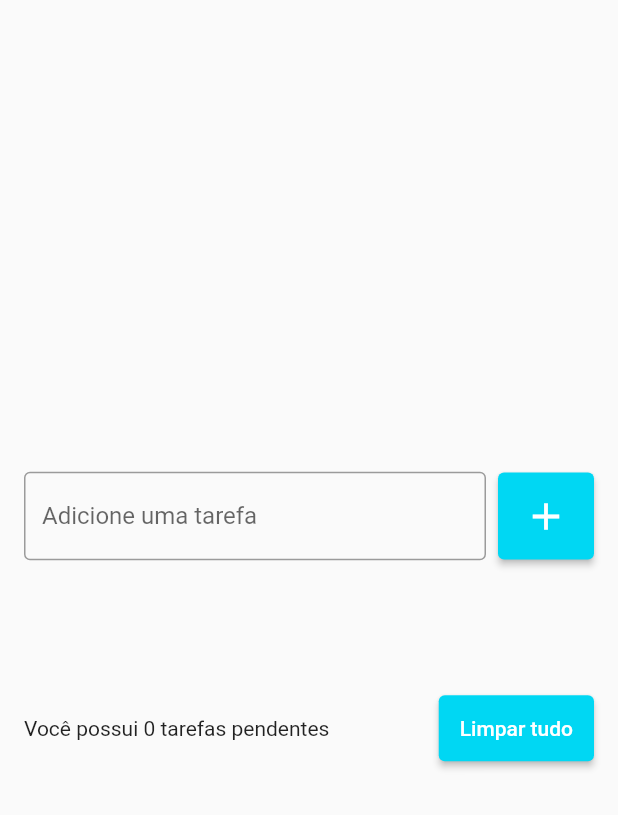
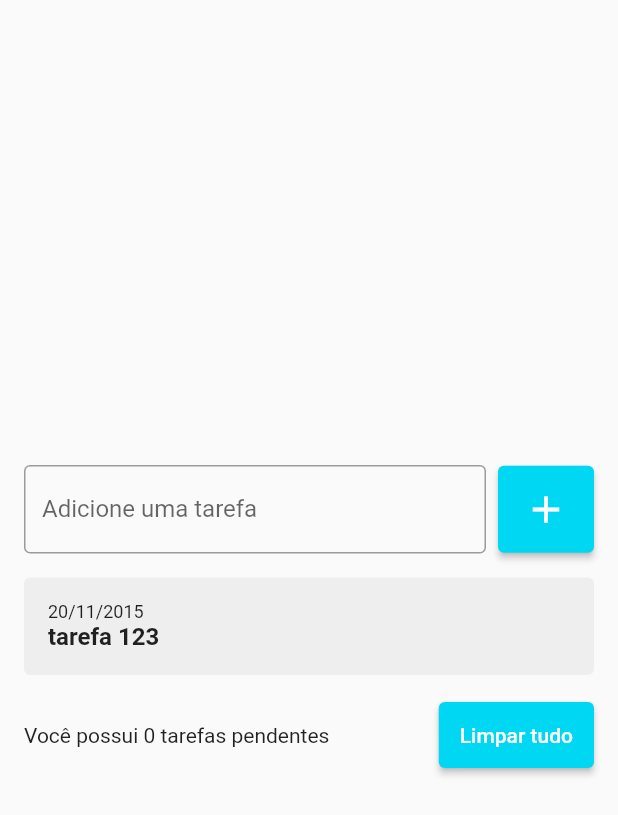
Before and after one commit to malufreirejau/todolistflutter, a Flutter app: the screen it shows after launch, after a tap on the "add" icon, on a phone screen of 412 x 824 dp. Shown: the top 815 px of the screen. Run offline on Flutter 3.47's test engine with Material 2 defaults, Android fonts, the phone set to English and light mode, and no system bars.

Commit message:
creating itens

```diff
--- a/lib/pages/todo_list_page.dart
+++ b/lib/pages/todo_list_page.dart
@@ -1,4 +1,6 @@
 import 'package:flutter/material.dart';
+
+import '../widgets/todo_list_item.dart';
 
 class TodoListPage extends StatefulWidget {
   TodoListPage({Key? key}) : super(key: key);
@@ -58,12 +60,7 @@ class _TodoListPageState extends State<TodoListPage> {
                 shrinkWrap: true,
                 children: [
                   for (String todo in todos)
-                    ListTile(
-                      title: Text(todo),
-                      onTap: () {
-                        print('tarefa $todo');
-                      },
-                    ),
+                    TodoListItem(),
                 ],
               ),
             ),
--- /dev/null
+++ b/lib/widgets/todo_list_item.dart
@@ -0,0 +1,32 @@
+import 'package:flutter/material.dart';
+
+class TodoListItem extends StatelessWidget {
+  const TodoListItem({Key? key}) : super(key: key);
+
+  @override
+  Widget build(BuildContext context) {
+    return Container(
+      decoration: BoxDecoration(
+        borderRadius: BorderRadius.circular(4),
+        color: Colors.grey[200],
+      ),
+      padding: const EdgeInsets.all(16),
+      child: Column(
+        crossAxisAlignment: CrossAxisAlignment.start,
+        children: [
+          Text('20/11/2015',
+            style: TextStyle(
+              fontSize: 12,
+            ),
+          ),
+          Text('tarefa 123',
+            style: TextStyle(
+              fontSize: 16,
+              fontWeight: FontWeight.w600,
+            ),
+          ),
+        ],
+      ),
+    );
+  }
+}
```
